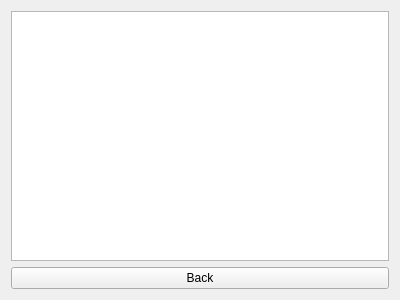
Qt form frontend/transactionhistoryscreen.ui (Anoromi/upa_atm) before a commit.
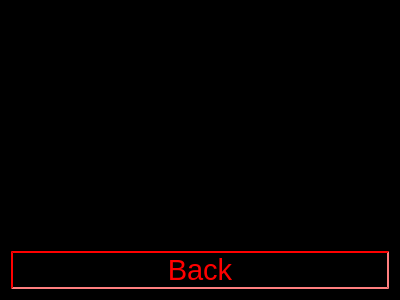
The same form after that commit.

```diff
--- a/frontend/transactionhistoryscreen.ui
+++ b/frontend/transactionhistoryscreen.ui
@@ -13,12 +13,71 @@
   <property name="windowTitle">
    <string>Form</string>
   </property>
+  <property name="styleSheet">
+   <string notr="true">QWidget {
+    background-color: black;
+    color: red;
+}
+
+QHeaderView::section {
+    background-color: black;
+    padding: 4px;
+    border: 1px solid #fffff8;
+    color: red;
+}
+
+QTableWidget {
+    gridline-color: #fffff8;
+    font-size: 12pt;
+}
+
+QTableWidget QTableCornerButton::section {
+    background-color: black;
+    border: 1px solid #fffff8;
+}</string>
+  </property>
   <layout class="QVBoxLayout" name="verticalLayout_2">
    <item>
-    <widget class="QTableView" name="tableView"/>
+    <widget class="QTableView" name="tableView">
+     <property name="font">
+      <font>
+       <pointsize>18</pointsize>
+      </font>
+     </property>
+     <property name="styleSheet">
+      <string notr="true"/>
+     </property>
+     <property name="selectionMode">
+      <enum>QAbstractItemView::NoSelection</enum>
+     </property>
+    </widget>
    </item>
    <item>
     <widget class="QPushButton" name="pushButton">
+     <property name="font">
+      <font>
+       <pointsize>22</pointsize>
+      </font>
+     </property>
+     <property name="styleSheet">
+      <string notr="true">QPushButton {
+	background: rgb(0,0,0);
+
+	border-color: rgb(255,0,0);
+	border-style: inset;
+	border-width: 2px;
+
+	color: rgb(255,0,0);
+}
+
+QPushButton::hover {
+	background: rgb(255,0,0);
+
+	border-color: rgb(0,0,0);
+
+	color: rgb(0,0,0);
+}</string>
+     </property>
      <property name="text">
       <string>Back</string>
      </property>
```
